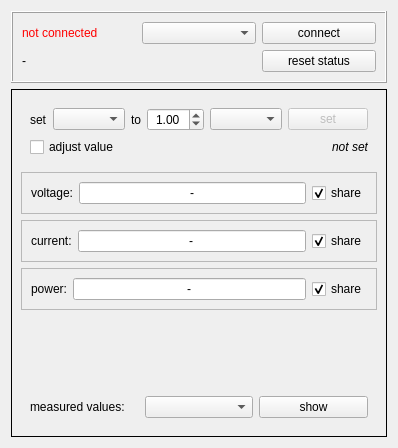
Before: the Qt Designer form eapswindow.ui in bchjoerni/mlab, drawn with Qt 5.
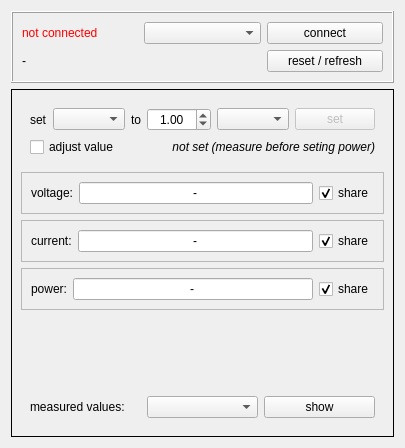
After: the same form once the commit is applied.

```diff
--- a/eapswindow.ui
+++ b/eapswindow.ui
@@ -6,7 +6,7 @@
    <rect>
     <x>0</x>
     <y>0</y>
-    <width>361</width>
+    <width>377</width>
     <height>448</height>
    </rect>
   </property>
@@ -46,7 +46,7 @@
       <item row="1" column="2">
        <widget class="QPushButton" name="btn_resetStatus">
         <property name="text">
-         <string>reset status</string>
+         <string>reset / refresh</string>
         </property>
        </widget>
       </item>
@@ -103,6 +103,12 @@
            <property name="alignment">
             <set>Qt::AlignCenter</set>
            </property>
+           <property name="decimals">
+            <number>2</number>
+           </property>
+           <property name="maximum">
+            <double>999.990000000000009</double>
+           </property>
            <property name="value">
             <double>1.000000000000000</double>
            </property>
@@ -121,7 +127,14 @@
            </property>
           </widget>
          </item>
-         <item row="1" column="4" colspan="2">
+         <item row="1" column="0" colspan="3">
+          <widget class="QCheckBox" name="chb_adjustSetValue">
+           <property name="text">
+            <string>adjust value</string>
+           </property>
+          </widget>
+         </item>
+         <item row="1" column="3" colspan="3">
           <widget class="QLabel" name="lbl_setValueSet">
            <property name="font">
             <font>
@@ -129,20 +142,13 @@
             </font>
            </property>
            <property name="text">
-            <string>not set</string>
+            <string>&lt;html&gt;&lt;head/&gt;&lt;body&gt;&lt;p&gt;not set (measure before seting power)&lt;/p&gt;&lt;/body&gt;&lt;/html&gt;</string>
            </property>
            <property name="alignment">
             <set>Qt::AlignRight|Qt::AlignTrailing|Qt::AlignVCenter</set>
            </property>
           </widget>
          </item>
-         <item row="1" column="0" colspan="4">
-          <widget class="QCheckBox" name="chb_adjustSetValue">
-           <property name="text">
-            <string>adjust value</string>
-           </property>
-          </widget>
-         </item>
         </layout>
        </widget>
       </item>
```
Left out of the diff: 2 changed lines with no effect on the pictures.
